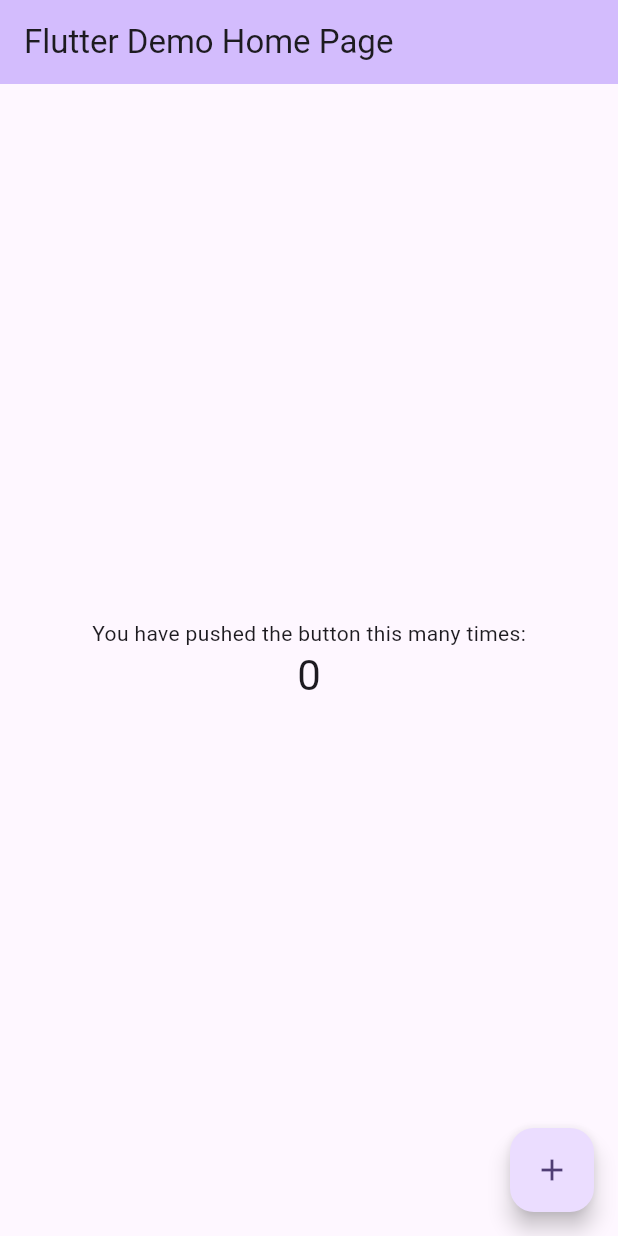
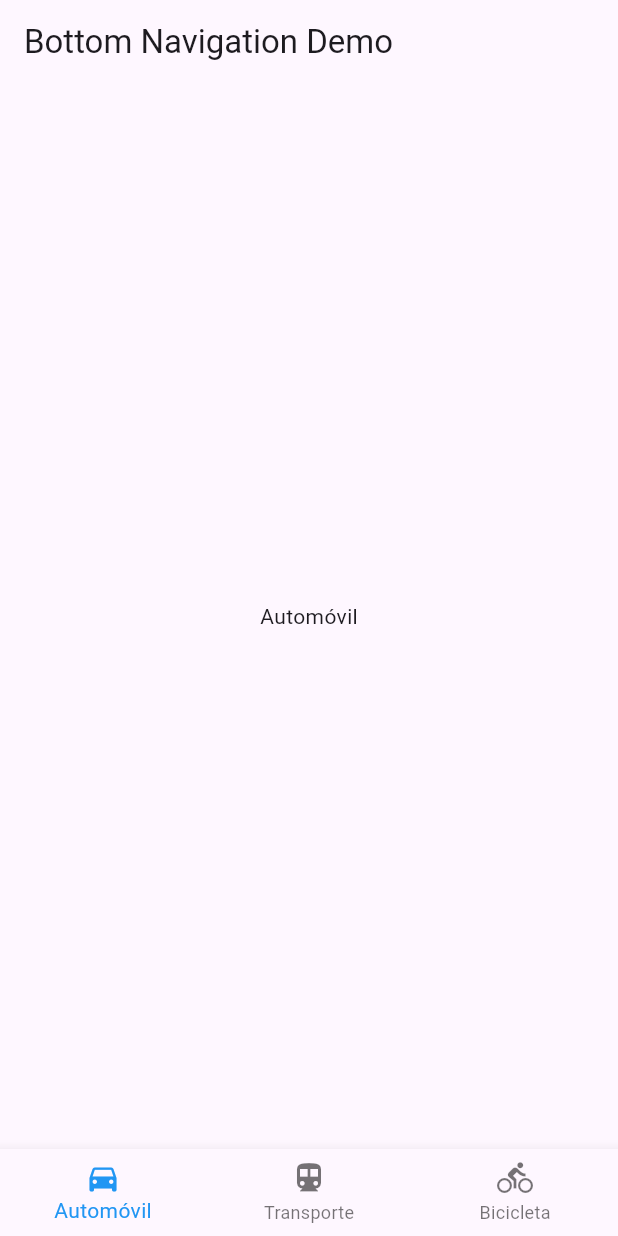
Before and after one commit to mora8292/prueba1, a Flutter app: the screen it shows after launch, on a phone screen of 412 x 824 dp. Run offline on Flutter 3.47's test engine with Material 3 defaults, Android fonts, the phone set to English and light mode, and no system bars.

Commit message:
Home creation incomplete

```diff
--- a/lib/main.dart
+++ b/lib/main.dart
@@ -1,4 +1,6 @@
 import 'package:flutter/material.dart';
+import 'screens/screen_login.dart';
+import 'screens/screen_home.dart';
 
 void main() {
   runApp(const MyApp());
@@ -7,119 +9,14 @@ void main() {
 class MyApp extends StatelessWidget {
   const MyApp({super.key});
 
-  // This widget is the root of your application.
   @override
   Widget build(BuildContext context) {
-    return MaterialApp(
-      title: 'Flutter Demo',
-      theme: ThemeData(
-        // This is the theme of your application.
-        //
-        // TRY THIS: Try running your application with "flutter run". You'll see
-        // the application has a purple toolbar. Then, without quitting the app,
-        // try changing the seedColor in the colorScheme below to Colors.green
-        // and then invoke "hot reload" (save your changes or press the "hot
-        // reload" button in a Flutter-supported IDE, or press "r" if you used
-        // the command line to start the app).
-        //
-        // Notice that the counter didn't reset back to zero; the application
-        // state is not lost during the reload. To reset the state, use hot
-        // restart instead.
-        //
-        // This works for code too, not just values: Most code changes can be
-        // tested with just a hot reload.
-        colorScheme: ColorScheme.fromSeed(seedColor: Colors.deepPurple),
-        useMaterial3: true,
+    return  MaterialApp(
+      debugShowCheckedModeBanner: false,
+      home: Scaffold(
+        backgroundColor: Colors.white,
+        body: ScreenHome(), // Cambia a ScreenHome() si quieres iniciar en la pantalla principal
       ),
-      home: const MyHomePage(title: 'Flutter Demo Home Page'),
     );
   }
 }
-
-class MyHomePage extends StatefulWidget {
-  const MyHomePage({super.key, required this.title});
-
-  // This widget is the home page of your application. It is stateful, meaning
-  // that it has a State object (defined below) that contains fields that affect
-  // how it looks.
-
-  // This class is the configuration for the state. It holds the values (in this
-  // case the title) provided by the parent (in this case the App widget) and
-  // used by the build method of the State. Fields in a Widget subclass are
-  // always marked "final".
-
-  final String title;
-
-  @override
-  State<MyHomePage> createState() => _MyHomePageState();
-}
-
-class _MyHomePageState extends State<MyHomePage> {
-  int _counter = 0;
-
-  void _incrementCounter() {
-    setState(() {
-      // This call to setState tells the Flutter framework that something has
-      // changed in this State, which causes it to rerun the build method below
-      // so that the display can reflect the updated values. If we changed
-      // _counter without calling setState(), then the build method would not be
-      // called again, and so nothing would appear to happen.
-      _counter++;
-    });
-  }
-
-  @override
-  Widget build(BuildContext context) {
-    // This method is rerun every time setState is called, for instance as done
-    // by the _incrementCounter method above.
-    //
-    // The Flutter framework has been optimized to make rerunning build methods
-    // fast, so that you can just rebuild anything that needs updating rather
-    // than having to individually change instances of widgets.
-    return Scaffold(
-      appBar: AppBar(
-        // TRY THIS: Try changing the color here to a specific color (to
-        // Colors.amber, perhaps?) and trigger a hot reload to see the AppBar
-        // change color while the other colors stay the same.
-        backgroundColor: Theme.of(context).colorScheme.inversePrimary,
-        // Here we take the value from the MyHomePage object that was created by
-        // the App.build method, and use it to set our appbar title.
-        title: Text(widget.title),
-      ),
-      body: Center(
-        // Center is a layout widget. It takes a single child and positions it
-        // in the middle of the parent.
-        child: Column(
-          // Column is also a layout widget. It takes a list of children and
-          // arranges them vertically. By default, it sizes itself to fit its
-          // children horizontally, and tries to be as tall as its parent.
-          //
-          // Column has various properties to control how it sizes itself and
-          // how it positions its children. Here we use mainAxisAlignment to
-          // center the children vertically; the main axis here is the vertical
-          // axis because Columns are vertical (the cross axis would be
-          // horizontal).
-          //
-          // TRY THIS: Invoke "debug painting" (choose the "Toggle Debug Paint"
-          // action in the IDE, or press "p" in the console), to see the
-          // wireframe for each widget.
-          mainAxisAlignment: MainAxisAlignment.center,
-          children: <Widget>[
-            const Text(
-              'You have pushed the button this many times:',
-            ),
-            Text(
-              '$_counter',
-              style: Theme.of(context).textTheme.headlineMedium,
-            ),
-          ],
-        ),
-      ),
-      floatingActionButton: FloatingActionButton(
-        onPressed: _incrementCounter,
-        tooltip: 'Increment',
-        child: const Icon(Icons.add),
-      ), // This trailing comma makes auto-formatting nicer for build methods.
-    );
-  }
-}
--- /dev/null
+++ b/lib/screens/screen_home.dart
@@ -0,0 +1,60 @@
+import 'package:flutter/material.dart';
+
+class ScreenHome extends StatefulWidget {
+  const ScreenHome({super.key});
+
+  @override
+  _ScreenHomeState createState() => _ScreenHomeState();
+}
+
+class _ScreenHomeState extends State<ScreenHome> {
+  int _selectedIndex = 0; // Índice de la pestaña seleccionada
+
+  // Lista de widgets para las diferentes pestañas
+  final List<Widget> _widgetOptions = <Widget>[
+    const Center(child: Text('Automóvil')),
+    const Center(child: Text('Transporte')),
+    const Center(child: Text('Bicicleta')),
+  ];
+
+  @override
+  Widget build(BuildContext context) {
+    // Obtener tamaño de la pantalla
+    final double screenHeight = MediaQuery.of(context).size.height;
+    final double screenWidth = MediaQuery.of(context).size.width;
+
+    return Scaffold(
+      appBar: AppBar(
+        title: const Text('Bottom Navigation Demo'),
+      ),
+      body: Center(
+        child: _widgetOptions.elementAt(_selectedIndex), // Muestra el widget según el índice seleccionado
+      ),
+      bottomNavigationBar: BottomNavigationBar(
+        items: const <BottomNavigationBarItem>[
+          BottomNavigationBarItem(
+            icon: Icon(Icons.directions_car),
+            label: 'Automóvil',
+          ),
+          BottomNavigationBarItem(
+            icon: Icon(Icons.directions_transit),
+            label: 'Transporte',
+          ),
+          BottomNavigationBarItem(
+            icon: Icon(Icons.directions_bike),
+            label: 'Bicicleta',
+          ),
+        ],
+        currentIndex: _selectedIndex, // Índice de la pestaña seleccionada
+        selectedItemColor: Colors.blue,
+        onTap: _onItemTapped, // Función llamada al seleccionar una pestaña
+      ),
+    );
+  }
+
+  void _onItemTapped(int index) {
+    setState(() {
+      _selectedIndex = index; // Cambia el índice seleccionado
+    });
+  }
+}
--- a/pubspec.yaml
+++ b/pubspec.yaml
@@ -59,9 +59,9 @@ flutter:
   uses-material-design: true
 
   # To add assets to your application, add an assets section, like this:
-  # assets:
-  #   - images/a_dot_burr.jpeg
-  #   - images/a_dot_ham.jpeg
+  assets:
+    - image/
+  #   - images/a_dot_ham.jpegzz
 
   # An image asset can refer to one or more resolution-specific "variants", see
   # https://flutter.dev/to/resolution-aware-images
```
Also changed, not shown: lib/screens/screen_login.dart (added, +138 -0 lines), lib/tabs/tab_information.dart (added, +15 -0 lines), image/image.png (added).
